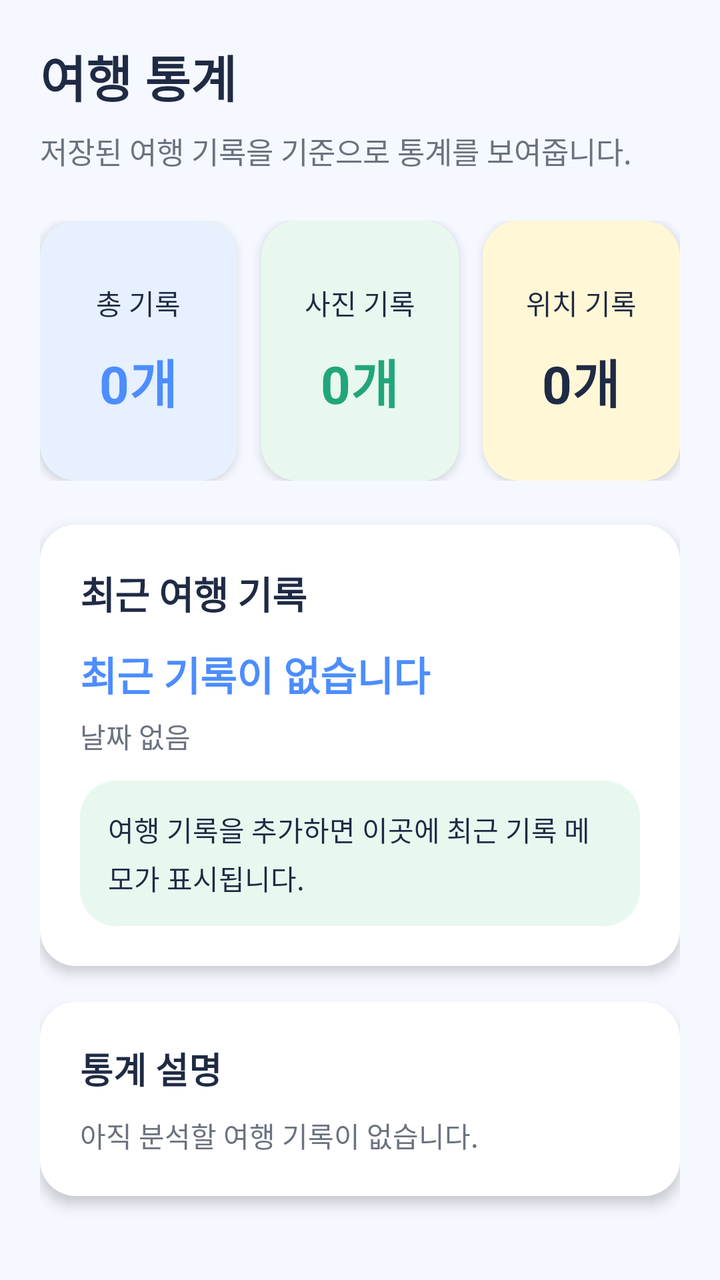
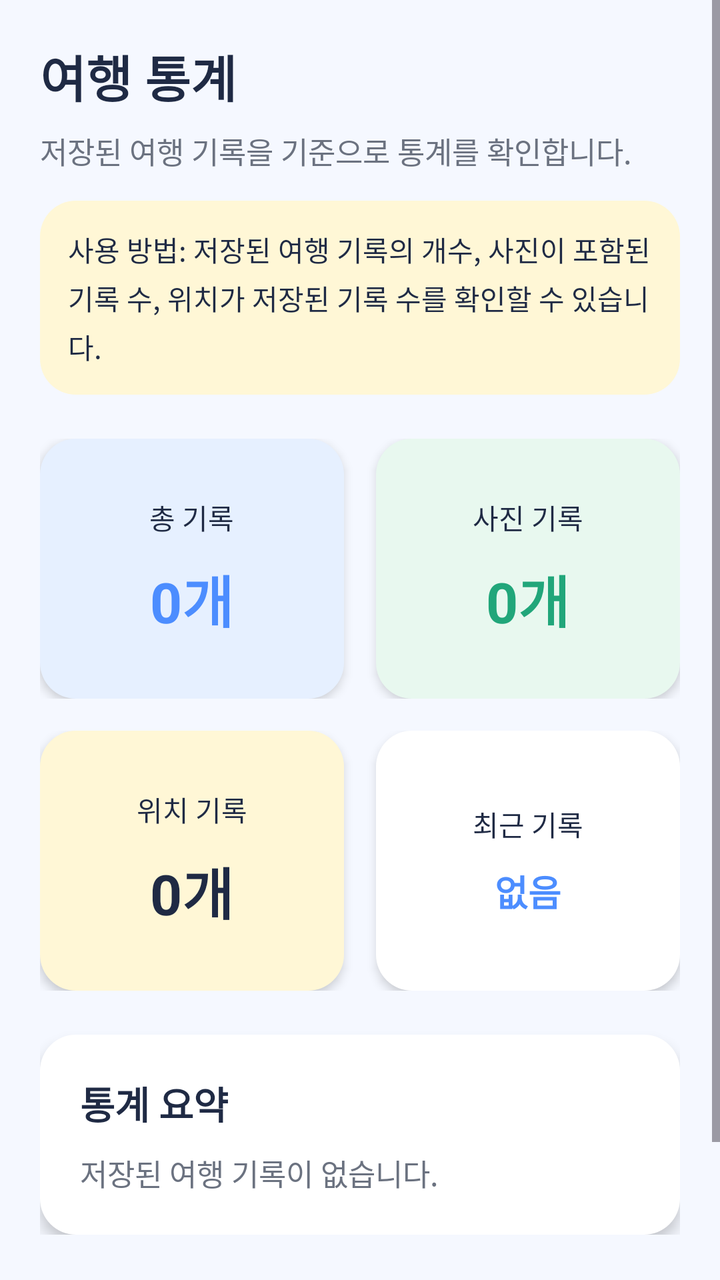

An Android layout rendered at two revisions. The XML below is the earlier revision; the diff shows what the commit changed to produce the second picture.
<!-- AndroidManifest.xml: application theme Theme.TravelRecordApp -->
<!-- res/layout/fragment_info.xml -->
<?xml version="1.0" encoding="utf-8"?>
<ScrollView xmlns:android="http://schemas.android.com/apk/res/android"
    android:layout_width="match_parent"
    android:layout_height="match_parent"
    android:background="@color/travel_bg"
    android:fillViewport="true">

    <LinearLayout
        android:layout_width="match_parent"
        android:layout_height="wrap_content"
        android:orientation="vertical"
        android:padding="20dp">

        <TextView
            android:id="@+id/tvStatsTitle"
            android:layout_width="match_parent"
            android:layout_height="wrap_content"
            android:text="여행 통계"
            android:textColor="@color/travel_dark"
            android:textSize="25sp"
            android:textStyle="bold" />

        <TextView
            android:id="@+id/tvStatsDesc"
            android:layout_width="match_parent"
            android:layout_height="wrap_content"
            android:layout_marginTop="8dp"
            android:lineSpacingExtra="3dp"
            android:text="저장된 여행 기록을 기준으로 통계를 보여줍니다."
            android:textColor="@color/travel_gray"
            android:textSize="15sp" />

        <LinearLayout
            android:layout_width="match_parent"
            android:layout_height="130dp"
            android:layout_marginTop="24dp"
            android:orientation="horizontal">

            <LinearLayout
                android:layout_width="0dp"
                android:layout_height="match_parent"
                android:layout_marginEnd="6dp"
                android:layout_weight="1"
                android:background="@drawable/bg_card_blue"
                android:elevation="3dp"
                android:gravity="center"
                android:orientation="vertical"
                android:padding="12dp">

                <TextView
                    android:layout_width="wrap_content"
                    android:layout_height="wrap_content"
                    android:text="총 기록"
                    android:textColor="@color/travel_dark"
                    android:textSize="14sp" />

                <TextView
                    android:id="@+id/tvStatsTotalCount"
                    android:layout_width="wrap_content"
                    android:layout_height="wrap_content"
                    android:layout_marginTop="10dp"
                    android:text="0개"
                    android:textColor="@color/travel_blue"
                    android:textSize="26sp"
                    android:textStyle="bold" />

            </LinearLayout>

            <LinearLayout
                android:layout_width="0dp"
                android:layout_height="match_parent"
                android:layout_marginStart="6dp"
                android:layout_marginEnd="6dp"
                android:layout_weight="1"
                android:background="@drawable/bg_card_green"
                android:elevation="3dp"
                android:gravity="center"
                android:orientation="vertical"
                android:padding="12dp">

                <TextView
                    android:layout_width="wrap_content"
                    android:layout_height="wrap_content"
                    android:text="사진 기록"
                    android:textColor="@color/travel_dark"
                    android:textSize="14sp" />

                <TextView
                    android:id="@+id/tvStatsPhotoCount"
                    android:layout_width="wrap_content"
                    android:layout_height="wrap_content"
                    android:layout_marginTop="10dp"
                    android:text="0개"
                    android:textColor="@color/travel_green"
                    android:textSize="26sp"
                    android:textStyle="bold" />

            </LinearLayout>

            <LinearLayout
                android:layout_width="0dp"
                android:layout_height="match_parent"
                android:layout_marginStart="6dp"
                android:layout_weight="1"
                android:background="@drawable/bg_card_yellow"
                android:elevation="3dp"
                android:gravity="center"
                android:orientation="vertical"
                android:padding="12dp">

                <TextView
                    android:layout_width="wrap_content"
                    android:layout_height="wrap_content"
                    android:text="위치 기록"
                    android:textColor="@color/travel_dark"
                    android:textSize="14sp" />

                <TextView
                    android:id="@+id/tvStatsLocationCount"
                    android:layout_width="wrap_content"
                    android:layout_height="wrap_content"
                    android:layout_marginTop="10dp"
                    android:text="0개"
                    android:textColor="@color/travel_dark"
                    android:textSize="26sp"
                    android:textStyle="bold" />

            </LinearLayout>

        </LinearLayout>

        <LinearLayout
            android:layout_width="match_parent"
            android:layout_height="wrap_content"
            android:layout_marginTop="22dp"
            android:background="@drawable/bg_card_white"
            android:elevation="4dp"
            android:orientation="vertical"
            android:padding="20dp">

            <TextView
                android:layout_width="match_parent"
                android:layout_height="wrap_content"
                android:text="최근 여행 기록"
                android:textColor="@color/travel_dark"
                android:textSize="19sp"
                android:textStyle="bold" />

            <TextView
                android:id="@+id/tvStatsRecentPlace"
                android:layout_width="match_parent"
                android:layout_height="wrap_content"
                android:layout_marginTop="12dp"
                android:text="최근 기록이 없습니다"
                android:textColor="@color/travel_blue"
                android:textSize="20sp"
                android:textStyle="bold" />

            <TextView
                android:id="@+id/tvStatsRecentDate"
                android:layout_width="match_parent"
                android:layout_height="wrap_content"
                android:layout_marginTop="6dp"
                android:text="날짜 없음"
                android:textColor="@color/travel_gray"
                android:textSize="14sp" />

            <TextView
                android:id="@+id/tvStatsRecentMemo"
                android:layout_width="match_parent"
                android:layout_height="wrap_content"
                android:layout_marginTop="12dp"
                android:background="@drawable/bg_card_green"
                android:lineSpacingExtra="4dp"
                android:padding="14dp"
                android:text="여행 기록을 추가하면 이곳에 최근 기록 메모가 표시됩니다."
                android:textColor="@color/travel_dark"
                android:textSize="14sp" />

        </LinearLayout>

        <LinearLayout
            android:layout_width="match_parent"
            android:layout_height="wrap_content"
            android:layout_marginTop="18dp"
            android:background="@drawable/bg_card_white"
            android:elevation="4dp"
            android:orientation="vertical"
            android:padding="20dp">

            <TextView
                android:layout_width="match_parent"
                android:layout_height="wrap_content"
                android:text="통계 설명"
                android:textColor="@color/travel_dark"
                android:textSize="18sp"
                android:textStyle="bold" />

            <TextView
                android:id="@+id/tvStatsSummary"
                android:layout_width="match_parent"
                android:layout_height="wrap_content"
                android:layout_marginTop="10dp"
                android:lineSpacingExtra="5dp"
                android:text="아직 분석할 여행 기록이 없습니다."
                android:textColor="@color/travel_gray"
                android:textSize="14sp" />

        </LinearLayout>

    </LinearLayout>

</ScrollView>
<!-- resources referenced by this layout -->
<resources>
  <color name="travel_bg">#F5F8FF</color>
  <color name="travel_blue">#4C8DFF</color>
  <color name="travel_dark">#1F2A44</color>
  <color name="travel_gray">#6B7280</color>
  <color name="travel_green">#21A67A</color>
  <!-- drawable bg_card_blue (drawable) -->
  <?xml version="1.0" encoding="utf-8"?>
  <shape xmlns:android="http://schemas.android.com/apk/res/android">
      <solid android:color="@color/card_blue" />
      <corners android:radius="18dp" />
  </shape>
  <!-- drawable bg_card_green (drawable) -->
  <?xml version="1.0" encoding="utf-8"?>
  <shape xmlns:android="http://schemas.android.com/apk/res/android">
      <solid android:color="@color/card_green" />
      <corners android:radius="18dp" />
  </shape>
  <!-- drawable bg_card_white (drawable) -->
  <?xml version="1.0" encoding="utf-8"?>
  <shape xmlns:android="http://schemas.android.com/apk/res/android">
      <solid android:color="@color/white" />
      <corners android:radius="18dp" />
  </shape>
  <!-- drawable bg_card_yellow (drawable) -->
  <?xml version="1.0" encoding="utf-8"?>
  <shape xmlns:android="http://schemas.android.com/apk/res/android">
      <solid android:color="@color/card_yellow" />
      <corners android:radius="18dp" />
  </shape>
  <style name="Theme.TravelRecordApp" parent="Base.Theme.TravelRecordApp" />
  <color name="card_blue">#E6F0FF</color>
  <color name="card_green">#E8F8EF</color>
  <color name="white">#FFFFFFFF</color>
  <color name="card_yellow">#FFF7D6</color>
  <style name="Base.Theme.TravelRecordApp" parent="Theme.Material3.DayNight.NoActionBar">
          
          
      </style>
</resources>

<!-- the commit's change to res/layout/fragment_info.xml (unified diff, before → after) -->
@@ -9,10 +9,12 @@
         android:layout_width="match_parent"
         android:layout_height="wrap_content"
         android:orientation="vertical"
-        android:padding="20dp">
+        android:paddingStart="20dp"
+        android:paddingTop="20dp"
+        android:paddingEnd="20dp"
+        android:paddingBottom="100dp">
 
         <TextView
-            android:id="@+id/tvStatsTitle"
             android:layout_width="match_parent"
             android:layout_height="wrap_content"
             android:text="여행 통계"
@@ -21,25 +23,34 @@
             android:textStyle="bold" />
 
         <TextView
-            android:id="@+id/tvStatsDesc"
             android:layout_width="match_parent"
             android:layout_height="wrap_content"
             android:layout_marginTop="8dp"
-            android:lineSpacingExtra="3dp"
-            android:text="저장된 여행 기록을 기준으로 통계를 보여줍니다."
+            android:text="저장된 여행 기록을 기준으로 통계를 확인합니다."
             android:textColor="@color/travel_gray"
             android:textSize="15sp" />
 
+        <TextView
+            android:layout_width="match_parent"
+            android:layout_height="wrap_content"
+            android:layout_marginTop="14dp"
+            android:background="@drawable/bg_card_yellow"
+            android:lineSpacingExtra="4dp"
+            android:padding="14dp"
+            android:text="사용 방법: 저장된 여행 기록의 개수, 사진이 포함된 기록 수, 위치가 저장된 기록 수를 확인할 수 있습니다."
+            android:textColor="@color/travel_dark"
+            android:textSize="14sp" />
+
         <LinearLayout
             android:layout_width="match_parent"
             android:layout_height="130dp"
-            android:layout_marginTop="24dp"
+            android:layout_marginTop="22dp"
             android:orientation="horizontal">
 
             <LinearLayout
                 android:layout_width="0dp"
                 android:layout_height="match_parent"
-                android:layout_marginEnd="6dp"
+                android:layout_marginEnd="8dp"
                 android:layout_weight="1"
                 android:background="@drawable/bg_card_blue"
                 android:elevation="3dp"
@@ -55,22 +66,21 @@
                     android:textSize="14sp" />
 
                 <TextView
-                    android:id="@+id/tvStatsTotalCount"
+                    android:id="@+id/tvStatTotalCount"
                     android:layout_width="wrap_content"
                     android:layout_height="wrap_content"
                     android:layout_marginTop="10dp"
                     android:text="0개"
                     android:textColor="@color/travel_blue"
-                    android:textSize="26sp"
-                    android:textStyle="bold" />
-
-            </LinearLayout>
-
-            <LinearLayout
-                android:layout_width="0dp"
-                android:layout_height="match_parent"
-                android:layout_marginStart="6dp"
-                android:layout_marginEnd="6dp"
+                    android:textSize="28sp"
+                    android:textStyle="bold" />
+
+            </LinearLayout>
+
+            <LinearLayout
+                android:layout_width="0dp"
+                android:layout_height="match_parent"
+                android:layout_marginStart="8dp"
                 android:layout_weight="1"
                 android:background="@drawable/bg_card_green"
                 android:elevation="3dp"
@@ -86,21 +96,29 @@
                     android:textSize="14sp" />
 
                 <TextView
-                    android:id="@+id/tvStatsPhotoCount"
+                    android:id="@+id/tvStatPhotoCount"
                     android:layout_width="wrap_content"
                     android:layout_height="wrap_content"
                     android:layout_marginTop="10dp"
                     android:text="0개"
                     android:textColor="@color/travel_green"
-                    android:textSize="26sp"
-                    android:textStyle="bold" />
-
-            </LinearLayout>
-
-            <LinearLayout
-                android:layout_width="0dp"
-                android:layout_height="match_parent"
-                android:layout_marginStart="6dp"
+                    android:textSize="28sp"
+                    android:textStyle="bold" />
+
+            </LinearLayout>
+
+        </LinearLayout>
+
+        <LinearLayout
+            android:layout_width="match_parent"
+            android:layout_height="130dp"
+            android:layout_marginTop="16dp"
+            android:orientation="horizontal">
+
+            <LinearLayout
+                android:layout_width="0dp"
+                android:layout_height="match_parent"
+                android:layout_marginEnd="8dp"
                 android:layout_weight="1"
                 android:background="@drawable/bg_card_yellow"
                 android:elevation="3dp"
@@ -116,13 +134,44 @@
                     android:textSize="14sp" />
 
                 <TextView
-                    android:id="@+id/tvStatsLocationCount"
+                    android:id="@+id/tvStatLocationCount"
                     android:layout_width="wrap_content"
                     android:layout_height="wrap_content"
                     android:layout_marginTop="10dp"
                     android:text="0개"
                     android:textColor="@color/travel_dark"
-                    android:textSize="26sp"
+                    android:textSize="28sp"
+                    android:textStyle="bold" />
+
+            </LinearLayout>
+
+            <LinearLayout
+                android:layout_width="0dp"
+                android:layout_height="match_parent"
+                android:layout_marginStart="8dp"
+                android:layout_weight="1"
+                android:background="@drawable/bg_card_white"
+                android:elevation="3dp"
+                android:gravity="center"
+                android:orientation="vertical"
+                android:padding="12dp">
+
+                <TextView
+                    android:layout_width="wrap_content"
+                    android:layout_height="wrap_content"
+                    android:text="최근 기록"
+                    android:textColor="@color/travel_dark"
+                    android:textSize="14sp" />
+
+                <TextView
+                    android:id="@+id/tvStatRecentDate"
+                    android:layout_width="wrap_content"
+                    android:layout_height="wrap_content"
+                    android:layout_marginTop="10dp"
+                    android:gravity="center"
+                    android:text="없음"
+                    android:textColor="@color/travel_blue"
+                    android:textSize="18sp"
                     android:textStyle="bold" />
 
             </LinearLayout>
@@ -139,72 +188,23 @@
             android:padding="20dp">
 
             <TextView
+                android:id="@+id/tvStatSummaryTitle"
                 android:layout_width="match_parent"
                 android:layout_height="wrap_content"
-                android:text="최근 여행 기록"
+                android:text="통계 요약"
                 android:textColor="@color/travel_dark"
                 android:textSize="19sp"
                 android:textStyle="bold" />
 
             <TextView
-                android:id="@+id/tvStatsRecentPlace"
-                android:layout_width="match_parent"
-                android:layout_height="wrap_content"
-                android:layout_marginTop="12dp"
-                android:text="최근 기록이 없습니다"
-                android:textColor="@color/travel_blue"
-                android:textSize="20sp"
-                android:textStyle="bold" />
-
-            <TextView
-                android:id="@+id/tvStatsRecentDate"
-                android:layout_width="match_parent"
-                android:layout_height="wrap_content"
-                android:layout_marginTop="6dp"
-                android:text="날짜 없음"
-                android:textColor="@color/travel_gray"
-                android:textSize="14sp" />
-
-            <TextView
-                android:id="@+id/tvStatsRecentMemo"
-                android:layout_width="match_parent"
-                android:layout_height="wrap_content"
-                android:layout_marginTop="12dp"
-                android:background="@drawable/bg_card_green"
-                android:lineSpacingExtra="4dp"
-                android:padding="14dp"
-                android:text="여행 기록을 추가하면 이곳에 최근 기록 메모가 표시됩니다."
-                android:textColor="@color/travel_dark"
-                android:textSize="14sp" />
-
-        </LinearLayout>
-
-        <LinearLayout
-            android:layout_width="match_parent"
-            android:layout_height="wrap_content"
-            android:layout_marginTop="18dp"
-            android:background="@drawable/bg_card_white"
-            android:elevation="4dp"
-            android:orientation="vertical"
-            android:padding="20dp">
-
-            <TextView
-                android:layout_width="match_parent"
-                android:layout_height="wrap_content"
-                android:text="통계 설명"
-                android:textColor="@color/travel_dark"
-                android:textSize="18sp"
-                android:textStyle="bold" />
-
-            <TextView
-                android:id="@+id/tvStatsSummary"
+                android:id="@+id/tvStatSummary"
                 android:layout_width="match_parent"
                 android:layout_height="wrap_content"
                 android:layout_marginTop="10dp"
                 android:lineSpacingExtra="5dp"
-                android:text="아직 분석할 여행 기록이 없습니다."
+                android:text="저장된 여행 기록이 없습니다."
                 android:textColor="@color/travel_gray"
-                android:textSize="14sp" />
+                android:textSize="15sp" />
 
         </LinearLayout>
 
